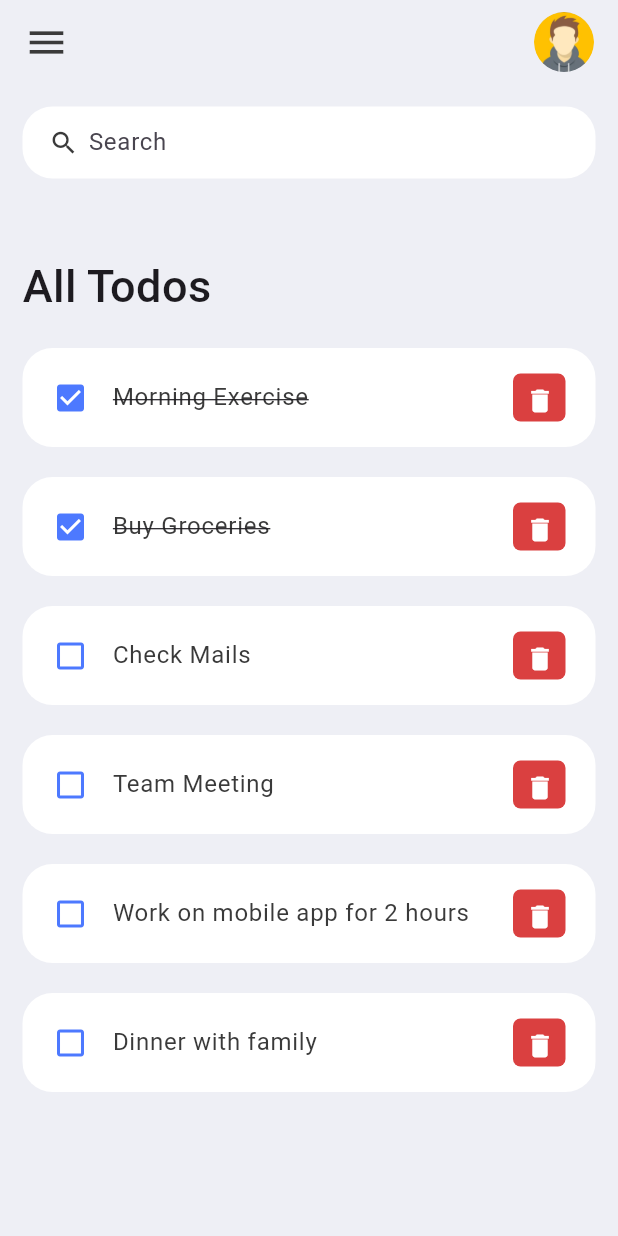
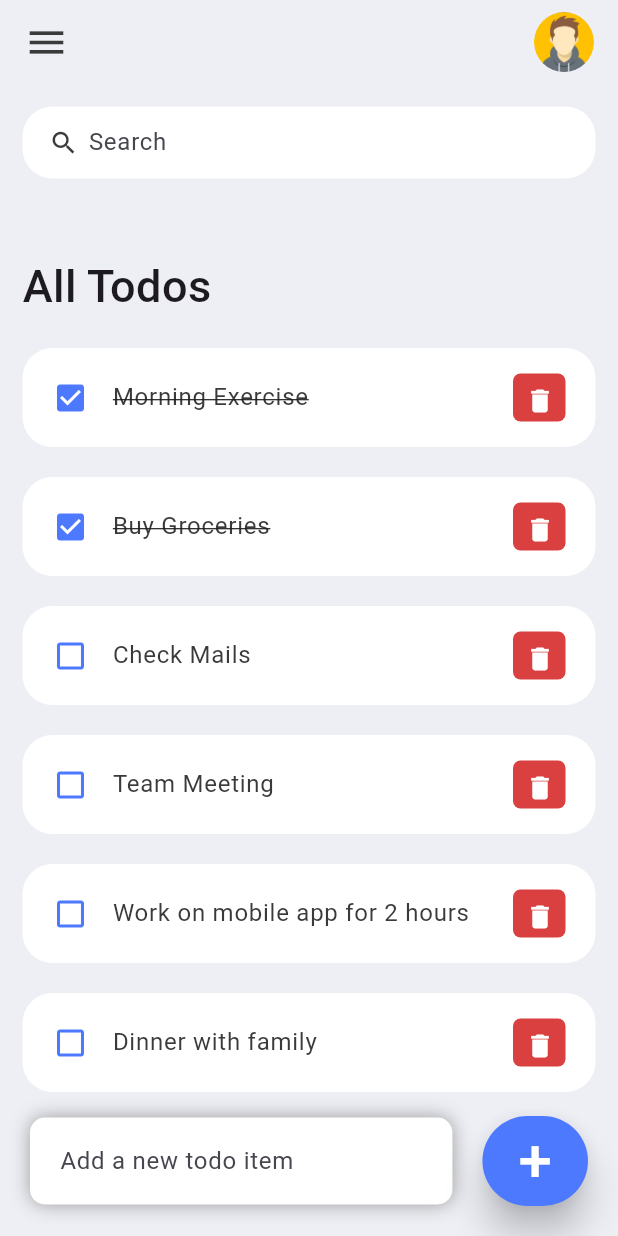
Before and after one commit to ttnppedr/first-todo-app, a Flutter app: the screen it shows after launch, on a phone screen of 412 x 824 dp. Run offline on Flutter 3.47's test engine with Material 3 defaults, Android fonts, the phone set to English and light mode, and no system bars.

Commit message:
Add add new todo component

```diff
--- a/lib/screens/home.dart
+++ b/lib/screens/home.dart
@@ -42,7 +42,66 @@
                 ),
               ],
             ),
-          )
+          ),
+          Align(
+            alignment: Alignment.bottomCenter,
+            child: Row(
+              children: [
+                Expanded(
+                  child: Container(
+                    margin: EdgeInsets.only(
+                      bottom: 20,
+                      right: 20,
+                      left: 20,
+                    ),
+                    padding: EdgeInsets.symmetric(
+                      horizontal: 20,
+                      vertical: 5,
+                    ),
+                    decoration: BoxDecoration(
+                      color: Colors.white,
+                      boxShadow: const [
+                        BoxShadow(
+                            color: Colors.grey,
+                            offset: Offset(0, 0),
+                            blurRadius: 10.0,
+                            spreadRadius: 0.0),
+                      ],
+                      borderRadius: BorderRadius.circular(10),
+                    ),
+                    child: TextField(
+                      decoration: InputDecoration(
+                        hintText: 'Add a new todo item',
+                        border: InputBorder.none,
+                      ),
+                    ),
+                  ),
+                ),
+                Container(
+                  margin: EdgeInsets.only(
+                    bottom: 20,
+                    right: 20,
+                  ),
+                  child: ElevatedButton(
+                      child: Text(
+                        '+',
+                        style: TextStyle(
+                          fontSize: 40,
+                          color: Colors.white,
+                        ),
+                      ),
+                      onPressed: () {
+                        print('Click on Add button');
+                      },
+                      style: ElevatedButton.styleFrom(
+                        backgroundColor: tdBlue,
+                        minimumSize: Size(60, 60),
+                        elevation: 10,
+                      )),
+                )
+              ],
+            ),
+          ),
         ],
       ),
     );
```
